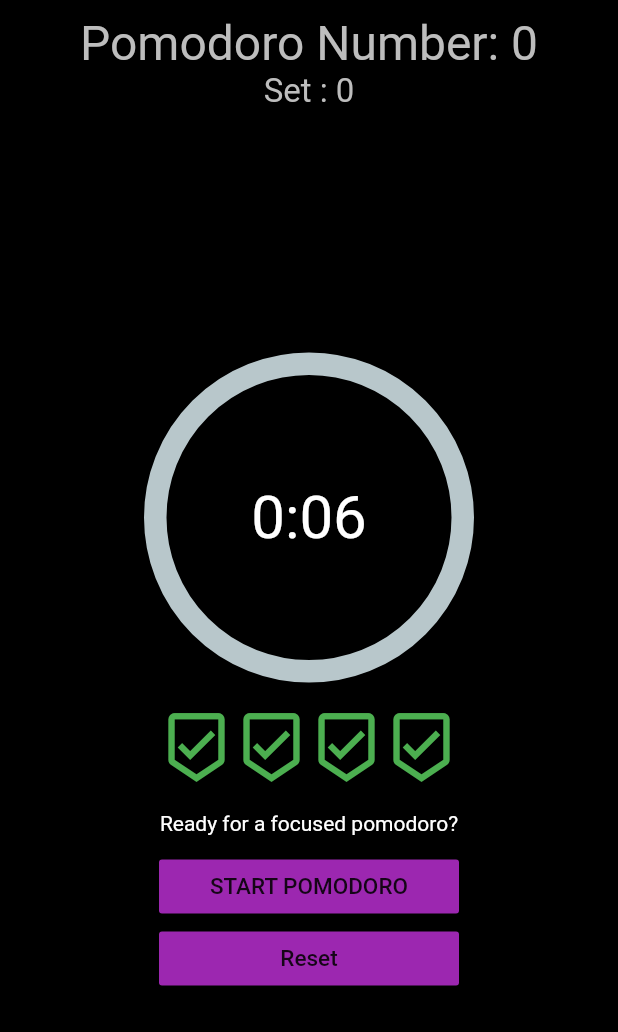
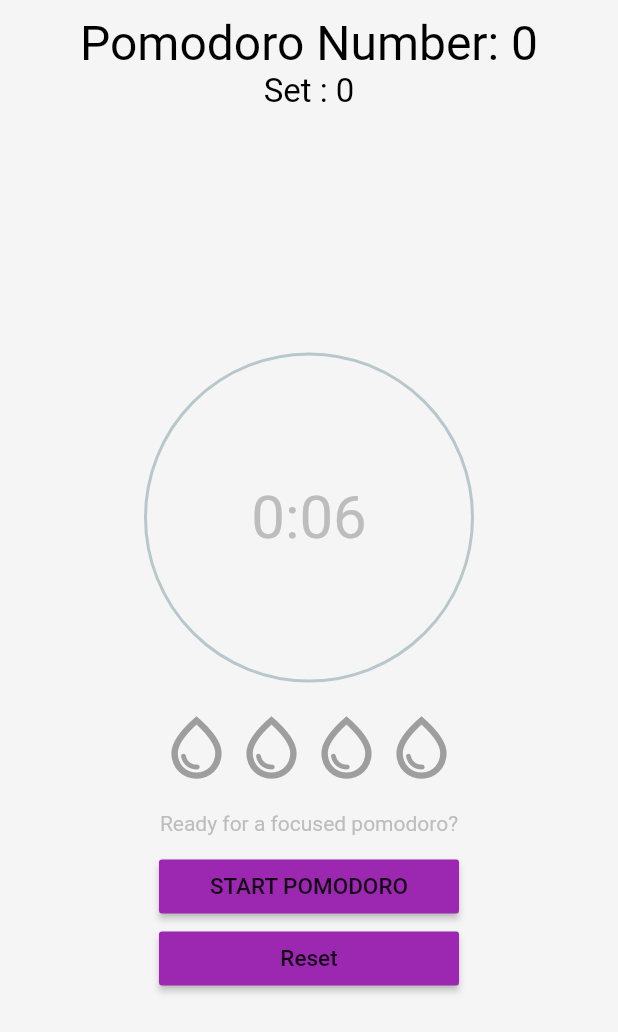
Before and after one commit to AidanGoldie7/plantodoro, a Flutter app: the screen it shows after launch, on a phone screen of 412 x 824 dp. Shown: the top 1032 px of the screen. Run offline on Flutter 3.47's test engine with Material 2 defaults, Android fonts, the phone set to English and light mode, and no system bars; drawn by our look-alikes of percent_indicator; our stand-ins replace audioplayers.

Commit message:
10. UI changes

```diff
--- a/lib/screens/home_screen.dart
+++ b/lib/screens/home_screen.dart
@@ -49,7 +49,7 @@ class _HomeState extends State<Home> {
   @override
   Widget build(BuildContext context) {
     return Scaffold(
-    backgroundColor: Colors.black,
+    backgroundColor: Colors.grey[100],
       body: SafeArea(
         child: Center(
           child: Column(
@@ -59,11 +59,11 @@ class _HomeState extends State<Home> {
               ),
               Text(
                 'Pomodoro Number: $pomodoroNum',
-                style: TextStyle(fontSize: 32, color: Colors.grey[400]),
+                style: TextStyle(fontSize: 32, color: Colors.black),
               ),
               Text(
                 'Set : $setNum',
-                style: TextStyle(fontSize: 22, color: Colors.grey[400]),
+                style: TextStyle(fontSize: 22, color: Colors.black),
               ),
               Expanded(
                 //centering the clock
@@ -72,17 +72,24 @@ class _HomeState extends State<Home> {
                   children: [
                     CircularPercentIndicator(
                       radius: 220.0,
-                      lineWidth: 15.0,
+                      lineWidth: 2.0,
                       percent: _getPomodoroPercentage(),
                       //making timer line rounded instead of a straight line going around the circle
                       circularStrokeCap: CircularStrokeCap.round,
                       center: Text(
                         _secondsToFormattedString(remainingTime),
-                      style: TextStyle(fontSize: 40, color: Colors.white),
+                      style: TextStyle(fontSize: 40, color: Colors.grey[400]),
                       ),
                       //uses the map made in constants.dart file to dynamically allocate colour
                       progressColor: statusColor[pomodoroStatus],
                     ),
+                    /*new Container(
+                      color: Colors.grey[200],
+                      child: new Image.network(
+                        'https://images.pexels.com/photos/1525043/pexels-photo-1525043.jpeg?auto=compress&cs=tinysrgb&dpr=2&h=650&w=940',
+                      ),
+                      alignment: Alignment.center,
+                    ),*/
                     SizedBox(
                         height: 10
                     ),
@@ -95,7 +102,7 @@ class _HomeState extends State<Home> {
                     ),
                     Text(
                       statusDescription[pomodoroStatus].toString(),
-                      style : TextStyle(color: Colors.white),
+                      style : TextStyle(color: Colors.grey[400]),
                     ),
                     SizedBox(
                       height: 10,
--- a/lib/utils/constants.dart
+++ b/lib/utils/constants.dart
@@ -1,14 +1,14 @@
 import 'package:flutter/material.dart';
 import 'package:plantpomodoro/model/pomodoro_status.dart';
 
-const pomodoroTotalTime = 1 * 6;
-const shortBreakTime = 1 * 6;
-const longBreakTime = 1 * 6;
+const pomodoroTotalTime = 6 * 1;
+const shortBreakTime = 8 * 1;
+const longBreakTime = 6 * 1;
 const pomodoroPerSet = 4;
 
 //defining the text to be used
 const Map<PomodoroStatus, String> statusDescription = {
-  PomodoroStatus.runningPomodoro: 'Pomodoro is running, time to be focussed',
+  PomodoroStatus.runningPomodoro: 'Pomodoro started, time to be focussed',
   PomodoroStatus.pausedPomodoro: 'Ready for a focused pomodoro?',
   PomodoroStatus.runningShortBreak: 'Short break started, time to relax',
   PomodoroStatus.pausedShortBreak: 'Let\'s have a short break?',
--- a/lib/widget/progress_icons.dart
+++ b/lib/widget/progress_icons.dart
@@ -11,15 +11,15 @@ class ProgressIcons extends StatelessWidget {
     final iconSize = 50.0;
 
     final doneIcon = Icon(
-      Icons.beenhere,
-      color: Colors.green,
+      Icons.water_drop_outlined,
+      color: Colors.lightBlueAccent,
       size: iconSize,
     );
 
     final notDoneIcon = Icon(
-      Icons.beenhere_outlined,
-      color: Colors.green,
-      size: iconSize,
+      Icons.water_drop_outlined,
+      color: Colors.grey[500],
+      size: 50,
     );
 
 
--- a/pubspec.yaml
+++ b/pubspec.yaml
@@ -62,6 +62,7 @@ flutter:
   # To add assets to your application, add an assets section, like this:
   assets:
   - assets/bell.mp3
+  - assets/plantodorodone.mp3
 
 
   # An image asset can refer to one or more resolution-specific "variants", see
```
Also changed, not shown: 1 other file.
